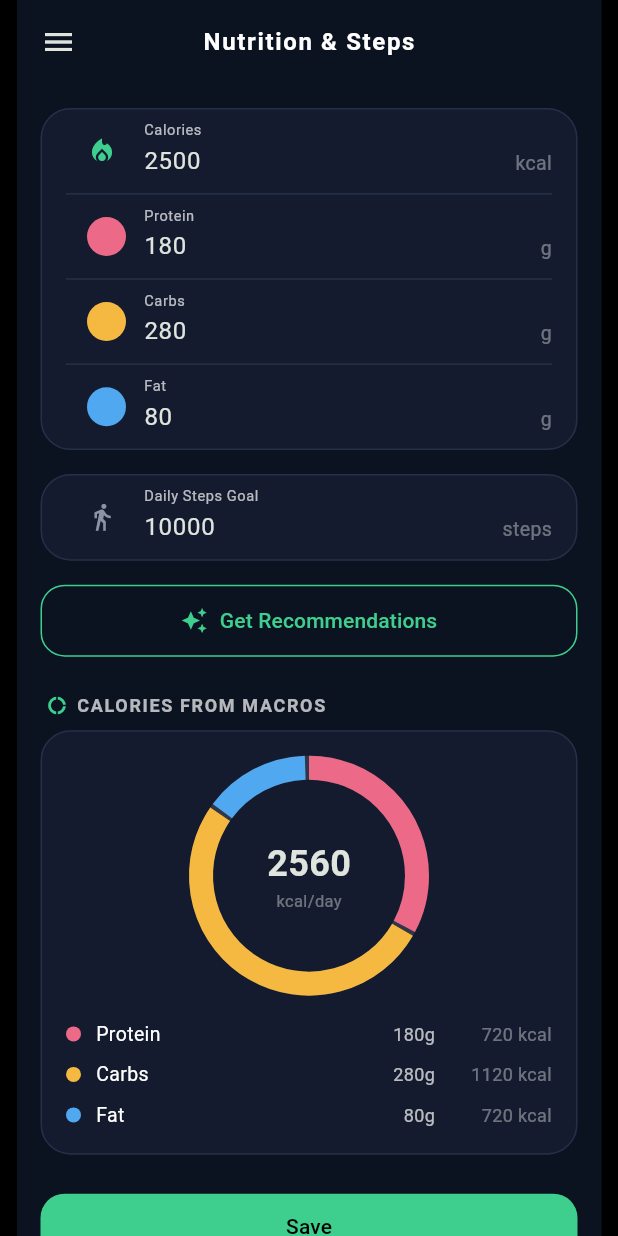
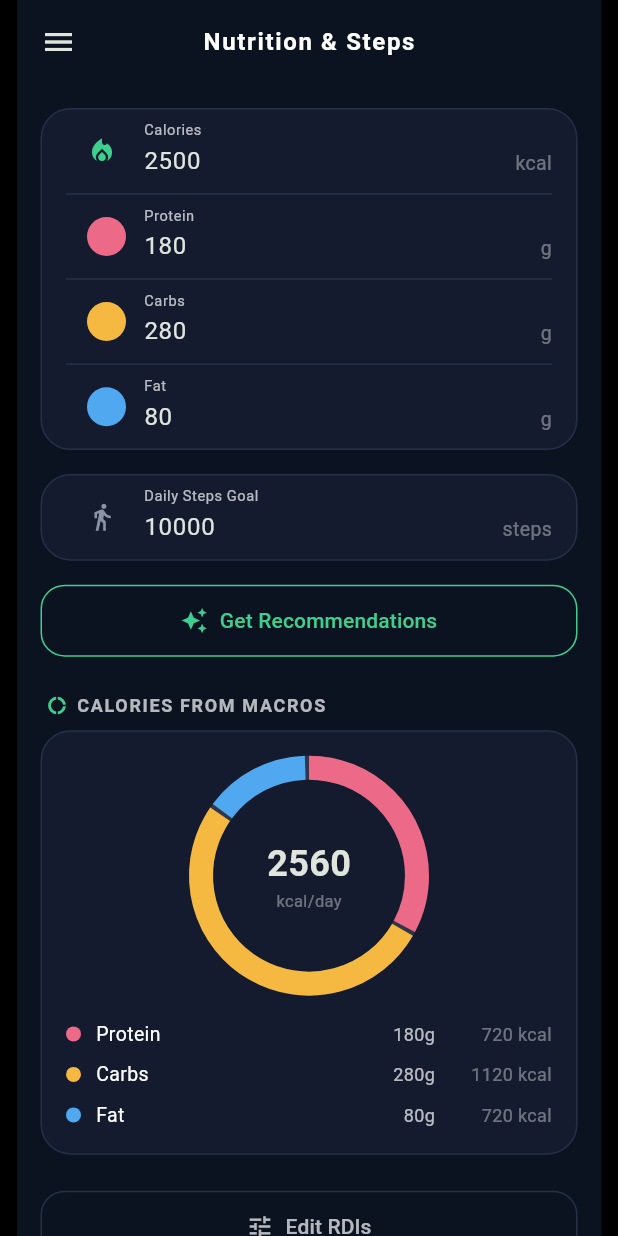
Before and after one commit to TyrnanBatch/SiNu, a Flutter app: the NutritionPage screen opened directly, on a phone screen of 412 x 824 dp. Run offline on Flutter 3.47's test engine with Material 3 defaults, Android fonts, the phone set to English and light mode, and no system bars; our stand-ins replace flutter_slidable, shared_preferences; missing offline and left inert: health, mobile_scanner; accounts and stored records are empty.

Commit message:
rdis now customizable

```diff
--- a/lib/nutrients.dart
+++ b/lib/nutrients.dart
@@ -87,3 +87,7 @@ const Map<NutrientGroup, String> nutrientGroupLabels = {
   NutrientGroup.fats: 'FATS',
   NutrientGroup.other: 'OTHER',
 };
+
+/// [def]'s RDI, or the user's override for it if one exists in [overrides].
+/// Still null for Total Sugars (by design — see [NutrientDef.rdi]).
+double? effectiveRdi(NutrientDef def, Map<String, double> overrides) => overrides[def.key] ?? def.rdi;
--- a/lib/nutrition_page.dart
+++ b/lib/nutrition_page.dart
@@ -4,6 +4,7 @@ import 'package:flutter/material.dart';
 
 import 'app_drawer.dart';
 import 'nutrition_calc.dart';
+import 'rdi_editor_page.dart';
 import 'theme.dart';
 import 'user_profile.dart';
 import 'user_targets.dart';
@@ -244,6 +245,18 @@ class _NutritionPageState extends State<NutritionPage> {
                       const SizedBox(height: 8),
                       _MacroLegendRow(label: 'Fat', grams: fat, kcalPerGram: 9, color: AppColors.fat),
                     ],
+                  ),
+                ),
+                const SizedBox(height: 24),
+                OutlinedButton.icon(
+                  onPressed: () => Navigator.push(context, MaterialPageRoute(builder: (context) => const RdiEditorPage())),
+                  icon: const Icon(Icons.tune, size: 18),
+                  label: const Text('Edit RDIs'),
+                  style: OutlinedButton.styleFrom(
+                    foregroundColor: AppColors.textSecondary,
+                    side: BorderSide(color: AppColors.border),
+                    padding: const EdgeInsets.symmetric(vertical: 14),
+                    shape: RoundedRectangleBorder(borderRadius: BorderRadius.circular(16)),
                   ),
                 ),
                 const SizedBox(height: 24),
```
Also changed, not shown: lib/create_food_page.dart (+7 -1 lines), lib/nutrient_gaps_page.dart (+26 -9 lines).
